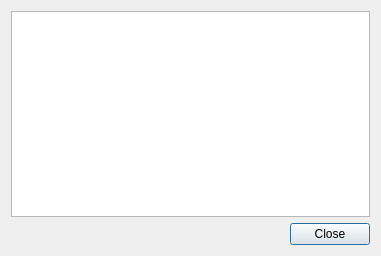
Qt form libs/delilah/gui/forms/InfoBox.ui (telefonicaid/fiware-cosmos-platform) before a commit.
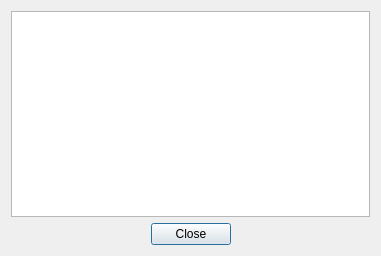
The same form after that commit.

Commit message: Anna's commit. Unified dialogs.

Diff of the .ui file:
```diff
--- a/libs/delilah/gui/forms/InfoBox.ui
+++ b/libs/delilah/gui/forms/InfoBox.ui
@@ -52,6 +52,19 @@
        </property>
       </widget>
      </item>
+     <item>
+      <spacer name="buttonsRightHorizontalSpacer">
+       <property name="orientation">
+        <enum>Qt::Horizontal</enum>
+       </property>
+       <property name="sizeHint" stdset="0">
+        <size>
+         <width>40</width>
+         <height>20</height>
+        </size>
+       </property>
+      </spacer>
+     </item>
     </layout>
    </item>
   </layout>
```
Left out of the diff: 2 changed lines with no effect on the pictures. The commit also changes 3 other files.
